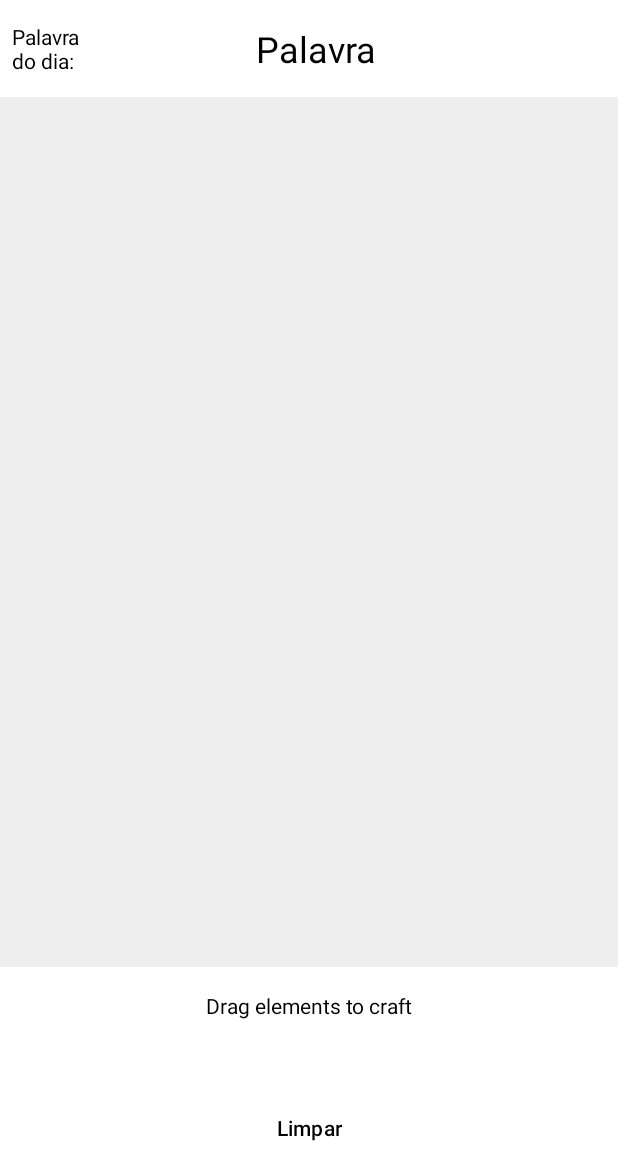
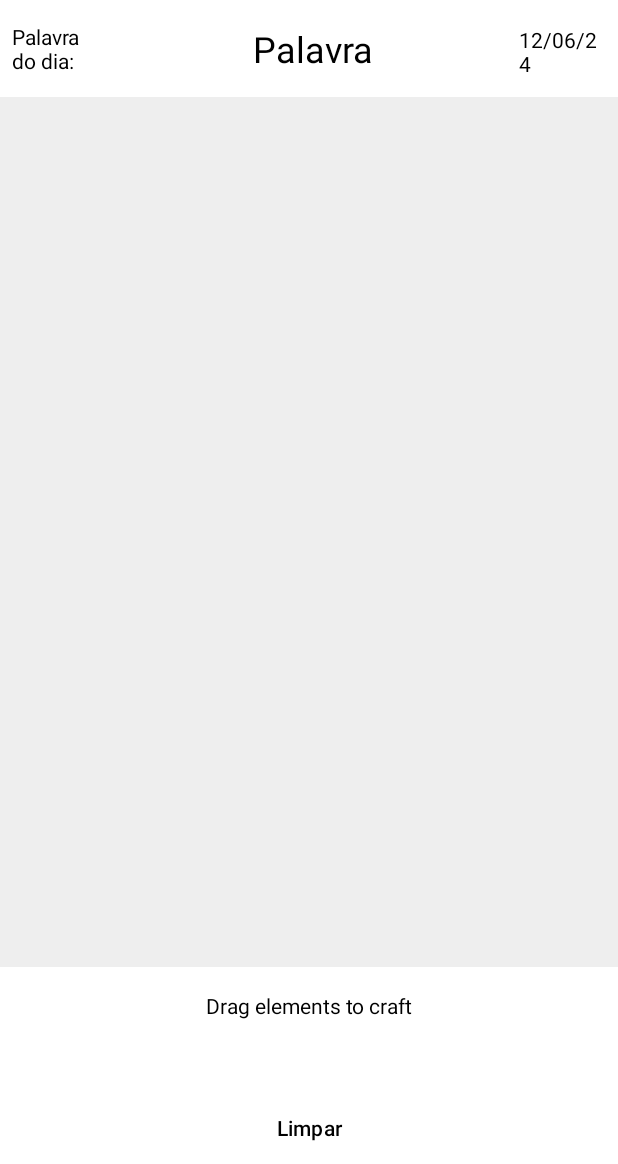
Before and after one commit to AlphaTuring01/InfiniteCraftle2, an Android app: the HomeActivity screen opened directly, with no data from a screen before it, on a phone screen of 412 x 824 dp, the part 72-1236 px from its top. Run offline under Robolectric (Android 15) with nearby library versions, the phone set to English and light mode, and no system bars; 4 statements that could not run were skipped.

Commit message:
Front end date when login

```diff
--- a/app/src/main/java/lab/prog/infinitecraftle/HomeActivity.java
+++ b/app/src/main/java/lab/prog/infinitecraftle/HomeActivity.java
@@ -19,7 +19,10 @@ import androidx.lifecycle.ViewModelProvider;
 
 import org.w3c.dom.Text;
 
+import java.text.DateFormat;
+import java.text.SimpleDateFormat;
 import java.util.ArrayList;
+import java.util.Date;
 import java.util.regex.Matcher;
 import java.util.regex.Pattern;
 
@@ -50,10 +53,13 @@ public class HomeActivity extends AppCompatActivity {
         craftingArea = findViewById(R.id.crafting_area);
         elementsLayout = findViewById(R.id.elements_layout);
         TextView wordView = findViewById(R.id.wordView);
+        TextView dateView = findViewById(R.id.wordViewDate);
 
         craftingArea.setOnDragListener(dragListener);
         LoginResponse loginResponse = (LoginResponse) getIntent().getSerializableExtra("GAME_DATA");
         wordView.setText(loginResponse.getElementDay().getName());
+        SimpleDateFormat formatter = new SimpleDateFormat("dd/MM/yy");
+        dateView.setText(formatter.format(new Date()));
         game = loginResponse.getGame();
         AddAllElements();
 
--- a/app/src/main/res/layout/activity_home.xml
+++ b/app/src/main/res/layout/activity_home.xml
@@ -53,7 +53,7 @@
         <TextView
             android:id="@+id/wordViewText"
             android:text="Palavra do dia:"
-            android:layout_width="48dp"
+            android:layout_width="54dp"
             android:layout_height="wrap_content"
             android:layout_weight="0"
             android:layout_marginTop="0dp"
@@ -77,13 +77,13 @@
             android:contentDescription="Centralized and Bigger TextView"/>
 
         <TextView
-            android:id="@+id/wordViewTextInvisible"
-            android:text=""
-            android:layout_width="48dp"
+            android:id="@+id/wordViewDate"
+            android:text="Data"
+            android:layout_width="54dp"
             android:layout_height="wrap_content"
             android:layout_weight="0"
-            android:layout_marginTop="0dp"
-            android:layout_marginEnd="8dp"
+            android:layout_marginTop="2dp"
+            android:layout_marginEnd="12dp"
             android:textColor="@android:color/black"/>
     </LinearLayout>
 
```
